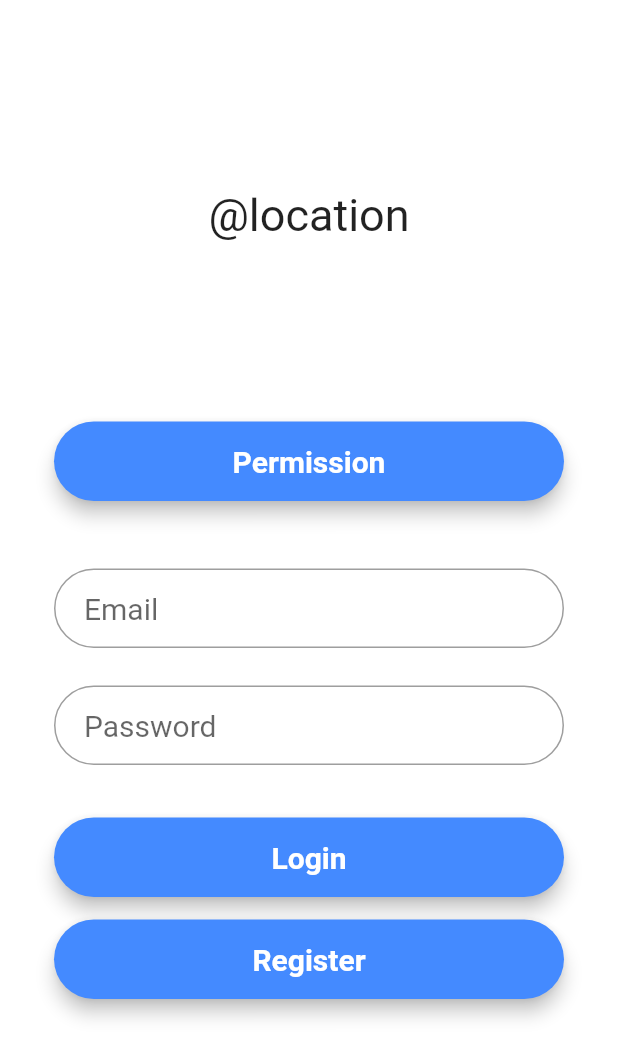
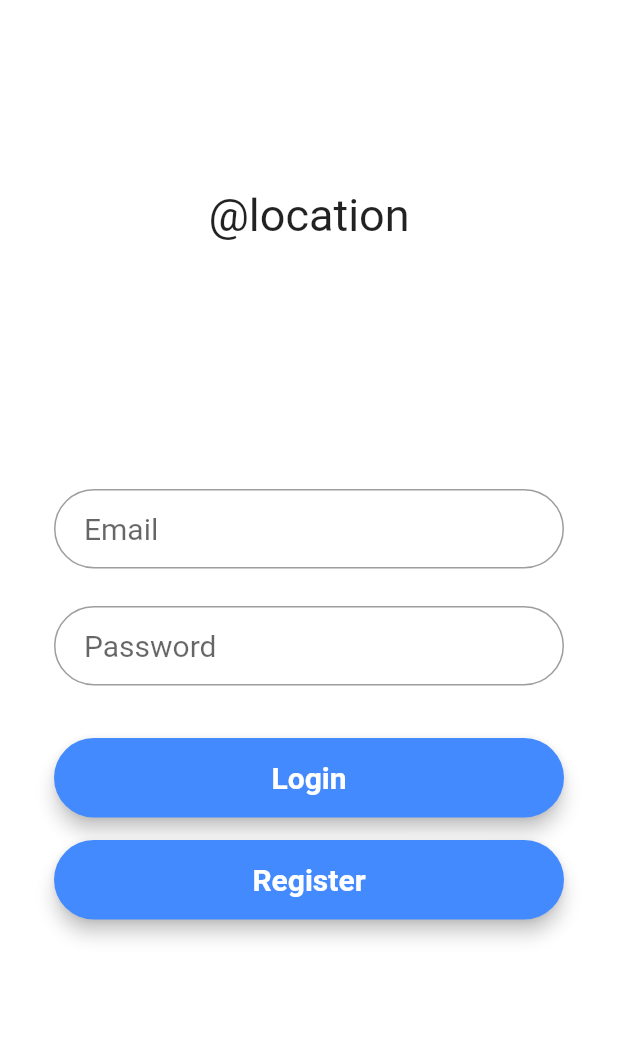
Before and after one commit to atsign-company/location, a Flutter app: the screen it shows after launch, on a phone screen of 412 x 824 dp. Shown: the top 1058 px of the screen. Run offline on Flutter 3.47's test engine with Material 2 defaults, Android fonts, the phone set to English and light mode, and no system bars; our stand-ins replace geolocator, google_maps_flutter, permission_handler.

Commit message:
Code cleanup

```diff
--- a/lib/main.dart
+++ b/lib/main.dart
@@ -136,23 +136,6 @@ class MyHomePageState extends State<MyHomePage> {
       ),
     );
 
-    final tempL = Material(
-      elevation: 5,
-      borderRadius: BorderRadius.circular(30),
-      color: Colors.blueAccent,
-      child: MaterialButton(
-        minWidth: MediaQuery.of(context).size.width,
-        padding: EdgeInsets.fromLTRB(20, 15, 20, 15),
-        onPressed: _locationPermission,
-        child: Text(
-          "Permission",
-          textAlign: TextAlign.center,
-          style:
-              style.copyWith(color: Colors.white, fontWeight: FontWeight.bold),
-        ),
-      ),
-    );
-
     return Scaffold(
       body: Center(
         child: Container(
@@ -170,7 +153,6 @@ class MyHomePageState extends State<MyHomePage> {
                     style: TextStyle(fontSize: 30),
                   ),
                 ),
-                tempL,
                 SizedBox(height: 45),
                 emailField,
                 SizedBox(height: 25),
@@ -244,20 +226,6 @@ class MainPageState extends State<MainPage> {
       );
       _markers["Current Location"] = marker;
     });
-  }
-
-  void _locationPermission() async {
-    var status = await Permission.locationWhenInUse.status;
-    print(status);
-    if (status.isUndetermined || status.isDenied) {
-      Permission.locationWhenInUse.request();
-    }
-  }
-
-  @override
-  void initState() {
-    super.initState();
-    _locationPermission();
   }
 
   @override
```
